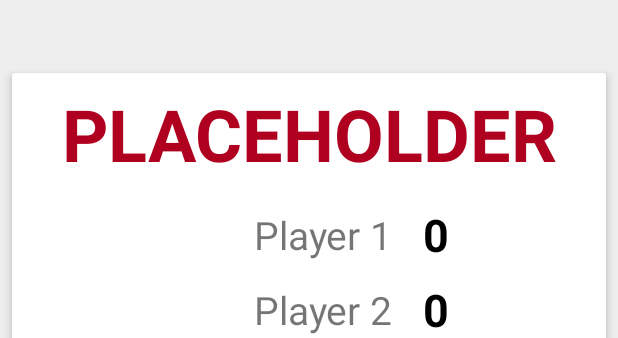
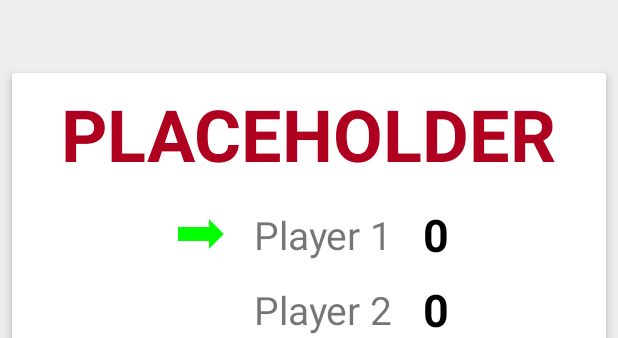
Before and after one commit to alex-24/DOTSCREEN_Android_Test, an Android app: the layout activity_main.xml on its own in the app's theme, with its tools: preview values and no code run, on a phone screen of 412 x 824 dp. Shown: the part 402-740 px from the top of the screen. Run offline under Robolectric (Android 15) with nearby library versions, the phone set to English and light mode, and no system bars.

Commit message:
updated UI

```diff
--- a/app/src/main/res/layout/activity_main.xml
+++ b/app/src/main/res/layout/activity_main.xml
@@ -11,23 +11,30 @@
     android:background="@color/grey">
 
     <androidx.cardview.widget.CardView
-        android:layout_width="wrap_content"
+        android:layout_width="match_parent"
         android:layout_height="wrap_content"
         android:layout_margin="@dimen/card_margin"
         app:cardElevation="@dimen/card_elevation">
 
         <LinearLayout
+            android:id="@+id/activity_main_linear_layout_root"
             android:layout_width="match_parent"
-            android:layout_height="wrap_content"
+            android:layout_height="match_parent"
             android:layout_margin="@dimen/card_padding"
+            android:gravity="center"
+            android:layout_gravity="center_horizontal"
             android:orientation="vertical">
 
             <include layout="@layout/game_info"
+                android:layout_gravity="center"
+                android:layout_width="wrap_content"
+                android:layout_height="wrap_content"
+                android:layout_marginHorizontal="20dp"/>
+
+            <include layout="@layout/game_grid"
                 android:layout_width="match_parent"
-                android:layout_height="0dp"
-                android:layout_weight="1"/>
+                android:layout_height="match_parent"/>
 
-            <include layout="@layout/game_grid"/>
 
         </LinearLayout>
 
--- a/app/src/main/res/layout/game_info.xml
+++ b/app/src/main/res/layout/game_info.xml
@@ -24,7 +24,6 @@
         android:layout_height="50dp">
 
         <ImageView
-            android:visibility="invisible"
             android:id="@+id/activity_main_image_view_current_player_p1"
             android:layout_width="0dp"
             android:layout_height="20dp"
```
Also changed, not shown: app/src/main/java/com/alexiscassion/dotscreens_android_test/MainActivity.java (+18 -0 lines), app/src/main/res/layout/game_grid.xml (+5 -8 lines), 1 other file.
